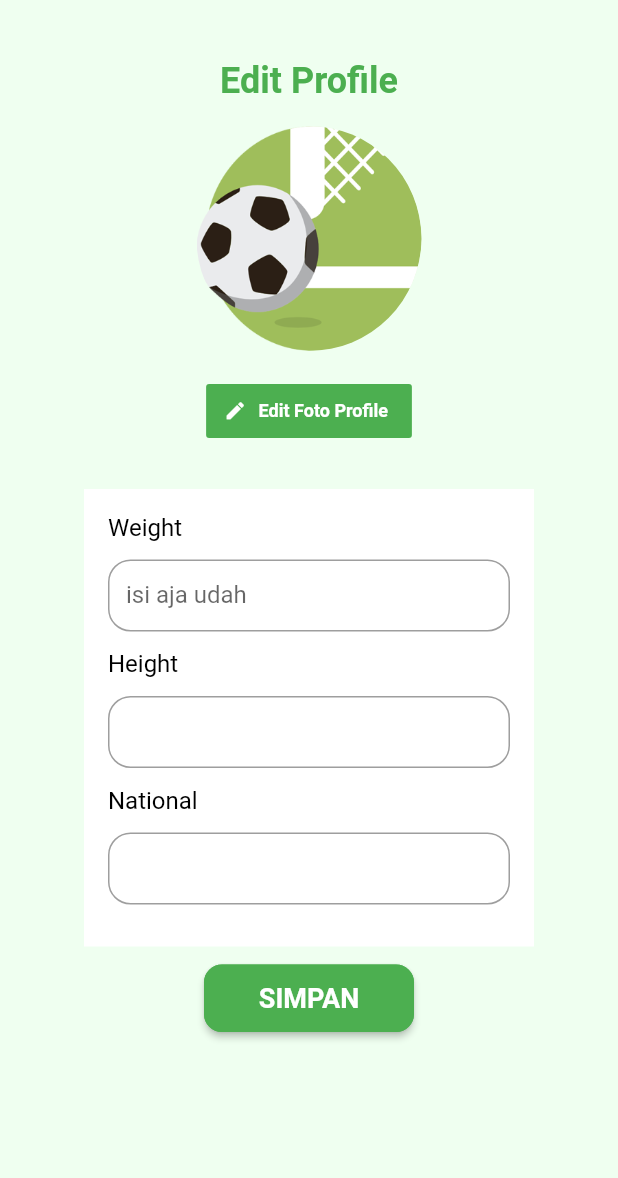
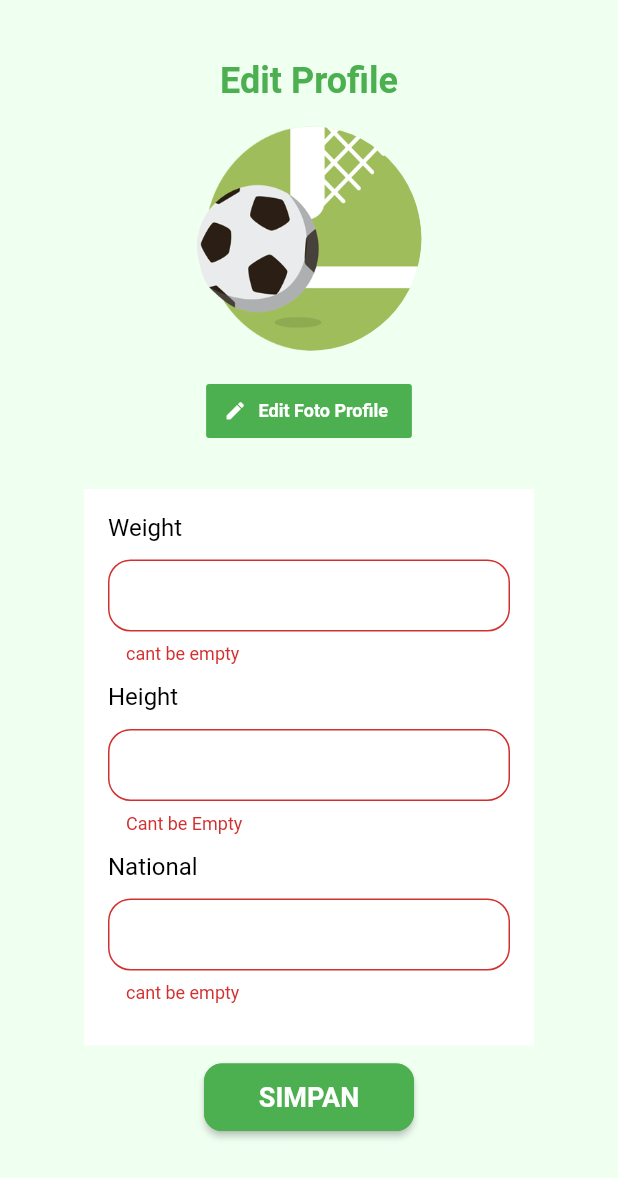
Before and after one commit to andhikaeffendy/Lapangbola, a Flutter app: the ChangeProfilePicture screen opened directly, after a tap on "SIMPAN", on a phone screen of 412 x 824 dp. Shown: the top 1178 px of the screen. Run offline on Flutter 3.47's test engine with Material 2 defaults, Android fonts, the phone set to English and light mode, and no system bars; our stand-ins replace carousel_pro, carousel_slider, curved_navigation_bar, dio, file_picker, image_cropper and 3 more; missing offline and left inert: esys_flutter_share, indonesia; accounts and stored records are empty; network calls fail; Roboto replaces fonts that are missing (Avenir); key blocks and very long unbroken strings in the code were emptied for the run.

Commit message:
1-23-2020 baru dah

```diff
--- a/lib/change_profile_picture.dart
+++ b/lib/change_profile_picture.dart
@@ -27,11 +27,14 @@ class ChangeProfilePicture extends StatefulWidget {
 
 class _ChangeProfilePictureState extends State<ChangeProfilePicture> {
 
-  final _cekKosong = TextEditingController();
-  bool _validasi = false;
+  final _text = TextEditingController();
+  bool _validate1 = false;
+  bool _validate2 = false;
+  bool _validate3 = false;
 
-  void dispose(){
-    _cekKosong.dispose();
+  @override
+  void dispose() {
+    _text.dispose();
     super.dispose();
   }
 
@@ -230,6 +233,10 @@ class _ChangeProfilePictureState extends State<ChangeProfilePicture> {
     );
   }
 
+
+  final heightEditText = TextEditingController();
+  final weightEditText = TextEditingController();
+  final nationalEditText = TextEditingController();
   @override
   Widget build(BuildContext context) {
     print("photo url : "+globals.photoUrl);
@@ -237,9 +244,7 @@ class _ChangeProfilePictureState extends State<ChangeProfilePicture> {
     pr = new ProgressDialog(context,type: ProgressDialogType.Normal);
     pr.style(message: "Uploading...");
 
-    final heightEditText = TextEditingController();
-    final weightEditText = TextEditingController();
-    final nationalEditText = TextEditingController();
+
 
     return Scaffold(
       backgroundColor: Color(0xffEFFFF0),
@@ -304,9 +309,9 @@ class _ChangeProfilePictureState extends State<ChangeProfilePicture> {
                         const EdgeInsets.only(top: 12.0, bottom: 12.0),
                         child: TextField(
                           controller: weightEditText,
+                          keyboardType: TextInputType.number,
                           decoration: InputDecoration(
-                            labelText: 'isi aja udah',
-                              errorText: _validasi ? 'cant be empty' : null,
+                            errorText: _validate1 ? 'cant be empty' : null,
                               contentPadding: EdgeInsets.all(12.0),
                               border: OutlineInputBorder(
                                   borderSide: BorderSide(
@@ -332,7 +337,9 @@ class _ChangeProfilePictureState extends State<ChangeProfilePicture> {
                         const EdgeInsets.only(top: 12.0, bottom: 12.0),
                         child: TextField(
                           controller: heightEditText,
+                          keyboardType: TextInputType.number,
                           decoration: InputDecoration(
+                            errorText: _validate2 ? 'Cant be Empty' : null,
                               contentPadding: EdgeInsets.all(12.0),
                               border: OutlineInputBorder(
                                   borderSide: BorderSide(
@@ -359,6 +366,7 @@ class _ChangeProfilePictureState extends State<ChangeProfilePicture> {
                         child: TextField(
                           controller: nationalEditText,
                           decoration: InputDecoration(
+                            errorText: _validate3?'cant be empty':null,
                               contentPadding: EdgeInsets.all(12.0),
                               border: OutlineInputBorder(
                                   borderSide: BorderSide(
@@ -375,6 +383,13 @@ class _ChangeProfilePictureState extends State<ChangeProfilePicture> {
                 child: RaisedButton(
                   onPressed: (){
                     //upload disini
+                    if(weightEditText.text.isEmpty||heightEditText.text.isEmpty||nationalEditText.text.isEmpty){
+                      setState(() {
+                        weightEditText.text.isEmpty ? _validate1 = true : _validate1 = false;
+                        heightEditText.text.isEmpty ? _validate2 = true : _validate2 = false;
+                        nationalEditText.text.isEmpty ? _validate3 = true : _validate3 = false;
+                      });
+                    }else{
                       pr.show();
                       getUploadImg(imageFile2, heightEditText.text, weightEditText.text, nationalEditText.text).then((temp){
                         getPlayeDetailRequest();
@@ -382,6 +397,7 @@ class _ChangeProfilePictureState extends State<ChangeProfilePicture> {
                             builder: (BuildContext context) => new Main()));
                         //Navigator.of(context).pop();
                       });
+                    }
                   },
                   color: Colors.green,
                   shape: RoundedRectangleBorder(
@@ -396,7 +412,7 @@ class _ChangeProfilePictureState extends State<ChangeProfilePicture> {
                         fontSize: 18.0),
                   ),
                 ),
-              )
+              ),
             ],
           ),
         ),
--- a/lib/dashboard.dart
+++ b/lib/dashboard.dart
@@ -562,7 +562,7 @@ class _listPertandingan extends StatelessWidget {
                   decoration: new BoxDecoration(
                       shape: BoxShape.circle,
                       image: new DecorationImage(
-                          fit: BoxFit.fill, image: new NetworkImage(gambar))),
+                          fit: BoxFit.fitHeight, image: new NetworkImage(gambar))),
                 )),
             Expanded(
               child: Padding(
```
Lines whose indentation alone changed are shown as unchanged.
